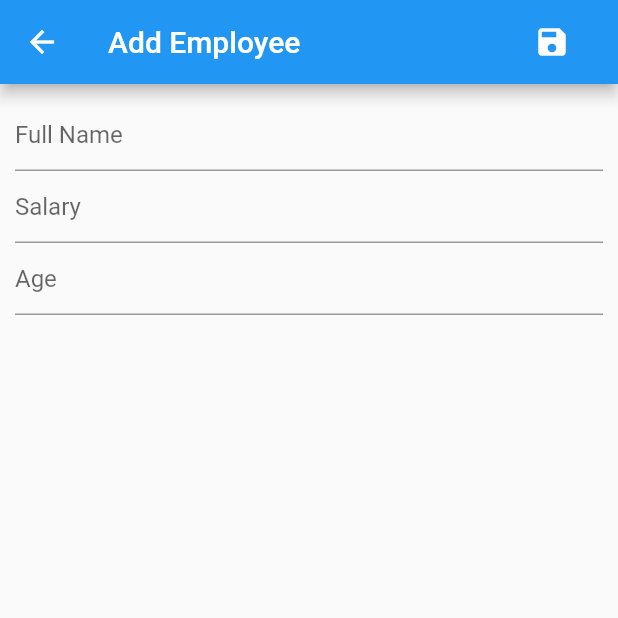
After one commit to dhiaulhaq/flutter_crud, a Flutter app: the screen it shows after launch, after a tap on an icon or button, on a phone screen of 412 x 824 dp, the top half of it. The commit adds this screen. Run offline on Flutter 3.47's test engine with Material 2 defaults, Android fonts, the phone set to English and light mode, and no system bars; network calls fail.

Commit message:
Adding create feature.

```diff
--- a/lib/main.dart
+++ b/lib/main.dart
@@ -19,6 +19,7 @@ class MyApp extends StatelessWidget {
         ),
       ],
       child: MaterialApp(
+        debugShowCheckedModeBanner: false,
         home: Employee(),
       ),
     );
--- a/lib/pages/employee.dart
+++ b/lib/pages/employee.dart
@@ -2,6 +2,7 @@ import 'package:flutter/material.dart';
 import 'package:flutter_crud/providers/employee_provider.dart';
 import 'package:provider/provider.dart';
 import '../models/employee_model.dart';
+import './employee_add.dart';
 
 class Employee extends StatelessWidget{
   final data = [
@@ -68,7 +69,9 @@ class Employee extends StatelessWidget{
       floatingActionButton: FloatingActionButton(
         backgroundColor: Colors.green,
         child: Text('+'),
-        onPressed: () {},
+        onPressed: () {
+          Navigator.of(context).push(MaterialPageRoute(builder: (context) => EmployeeAdd()));
+        },
       ),
     );
   }
--- /dev/null
+++ b/lib/pages/employee_add.dart
@@ -0,0 +1,116 @@
+import 'package:flutter/material.dart';
+import 'package:provider/provider.dart';
+import '../pages/employee.dart';
+import '../providers/employee_provider.dart';
+
+class EmployeeAdd extends StatefulWidget{
+  @override
+  _EmployeeAddState createState() => _EmployeeAddState();
+}
+
+class _EmployeeAddState extends State<EmployeeAdd>{
+  //Define Variable
+  final TextEditingController _name = TextEditingController();
+  final TextEditingController _salary = TextEditingController();
+  final TextEditingController _age = TextEditingController();
+
+  FocusNode salaryNode = FocusNode();
+  FocusNode ageNode = FocusNode();
+
+  bool _isLoading = false;
+  final snackbarKey = GlobalKey<ScaffoldState>();
+
+  void submit(BuildContext context){
+    //Save Data Progress
+    if(!_isLoading){
+      setState(() {
+        _isLoading = true;
+      });
+      Provider.of<EmployeeProvider>(context, listen: false)
+          .storeEmployee(_name.text, _salary.text, _age.text)
+          .then((res){
+        if(res){
+          Navigator.of(context).pushReplacement(
+              MaterialPageRoute(builder: (context) => Employee())
+          );
+        } else {
+          //Alert
+          var snackbar = SnackBar(content: Text('Error occurred, contact admin!'),);
+          snackbarKey.currentState.showSnackBar(snackbar);
+          setState(() {
+            _isLoading = false;
+          });
+        }
+      });
+    }
+  }
+
+  @override
+  Widget build(BuildContext context) {
+    return Scaffold(
+      key: snackbarKey,
+      appBar: AppBar(
+        title: Text('Add Employee'),
+        actions: <Widget>[
+          FlatButton(
+            child: _isLoading ? CircularProgressIndicator(
+              valueColor: AlwaysStoppedAnimation<Color>(Colors.white),
+            ) : Icon(
+              Icons.save,
+              color: Colors.white,
+            ),
+            onPressed: () => submit(context),
+          ),
+        ],
+      ),
+      body: Container(
+        margin: EdgeInsets.all(10),
+        child: ListView(
+          children: <Widget>[
+            //1. Imput Form
+            TextField(
+              controller: _name,
+              decoration: InputDecoration(
+                focusedBorder: UnderlineInputBorder(
+                  borderSide: BorderSide(
+                    color: Colors.pinkAccent,
+                  ),
+                ),
+                hintText: 'Full Name',
+              ),
+              onSubmitted: (_){
+                FocusScope.of(context).requestFocus(salaryNode);
+              },
+            ),
+            TextField(
+              controller: _salary,
+              focusNode: salaryNode,
+              decoration: InputDecoration(
+                focusedBorder: UnderlineInputBorder(
+                  borderSide: BorderSide(
+                    color: Colors.pinkAccent,
+                  ),
+                ),
+                hintText: 'Salary',
+              ),
+              onSubmitted: (_){
+                FocusScope.of(context).requestFocus(ageNode);
+              },
+            ),
+            TextField(
+              controller: _age,
+              decoration: InputDecoration(
+                focusedBorder: UnderlineInputBorder(
+                  borderSide: BorderSide(
+                    color: Colors.pinkAccent,
+                  ),
+                ),
+                hintText: 'Age',
+              ),
+            ),
+          ],
+        ),
+      ),
+    );
+  }
+}
--- a/lib/providers/employee_provider.dart
+++ b/lib/providers/employee_provider.dart
@@ -19,4 +19,21 @@ class EmployeeProvider extends ChangeNotifier{
       throw Exception();
     }
   }
+
+  Future<bool> storeEmployee(String name, String salary, String age) async{
+    final url = 'http://employee-crud-flutter.daengweb.id/add.php';
+    final response = await http.post(url, body: {
+      'employee_name': name,
+      'employee_salary': salary,
+      'employee_age': age,
+    });
+
+    final result = json.decode(response.body);
+    if(response.statusCode == 200 && result['status'] == 'success'){
+      notifyListeners();
+      return true;
+    }
+    return false;
+  }
+
 }
```
